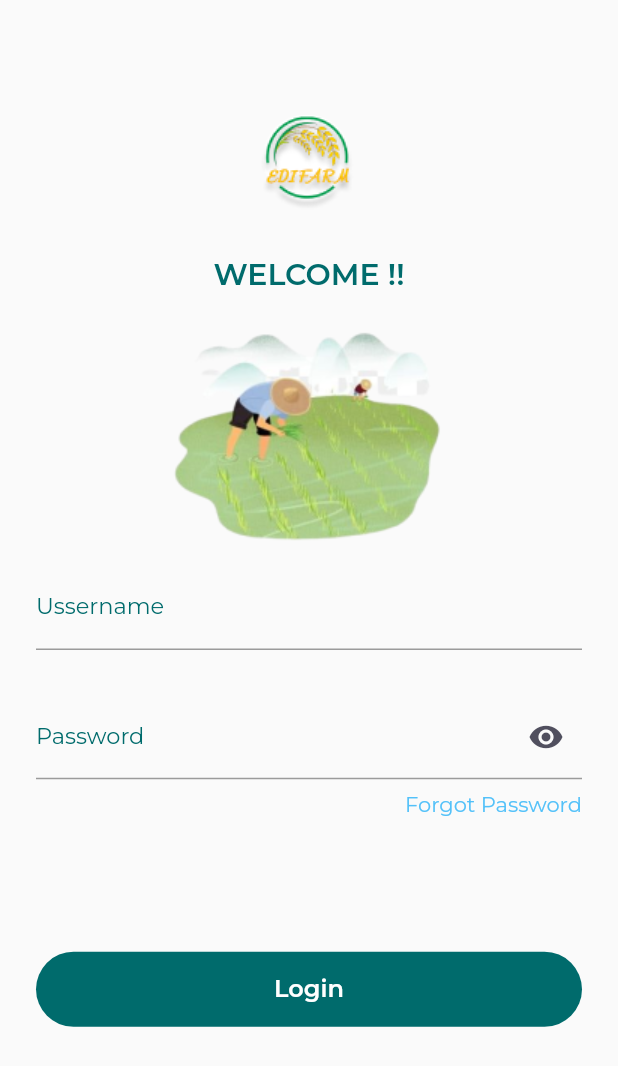
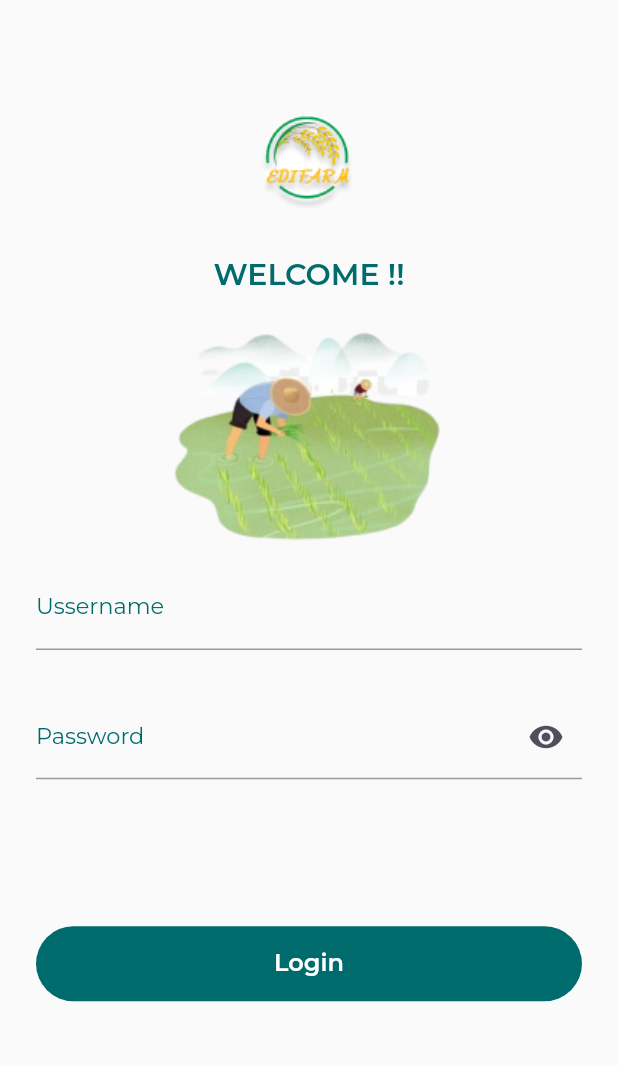
Before and after one commit to W1Z-H4L/uyee, a Flutter app: the SignInPage screen opened by its route, on a phone screen of 412 x 824 dp. Shown: the top 1066 px of the screen. Run offline on Flutter 3.47's test engine with Material 2 defaults, Android fonts, the phone set to English and light mode, and no system bars; our stand-ins replace google_fonts, percent_indicator, shared_preferences; missing offline and left inert: dart:html; accounts and stored records are empty.

Commit message:
edit by lusy

```diff
--- a/lib/ui/pages/sign_in_page.dart
+++ b/lib/ui/pages/sign_in_page.dart
@@ -123,15 +123,7 @@ class SignInPage extends StatelessWidget {
                 const SizedBox(
                   height: 8,
                 ),
-                Align(
-                  alignment: Alignment.centerRight,
-                  child: Text(
-                    'Forgot Password',
-                    style: lightBlueTextStyle.copyWith(
-                      fontSize: 14,
-                    ),
-                  ),
-                ),
+
                 const SizedBox(
                   height: 90,
                 ),
```
